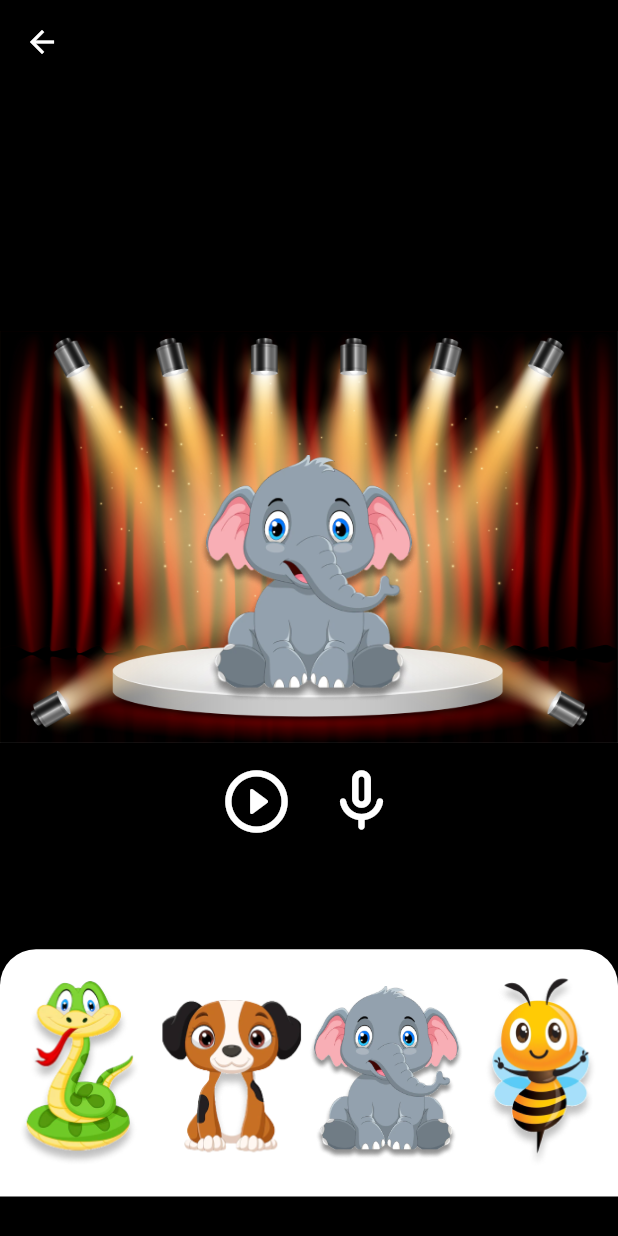
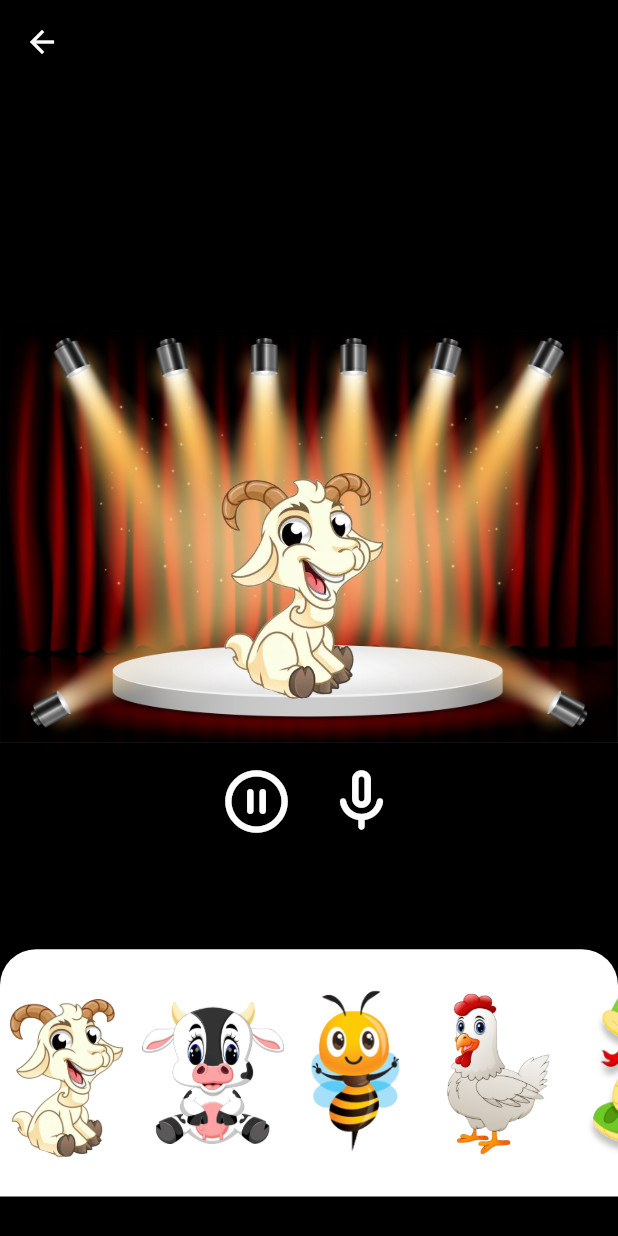
Before and after one commit to WemersonDamasceno/Jogo-Da-Memoria, a Flutter app: the JogoDaImitacaoPage screen opened directly, after a tap on the "play circle outline" icon, on a phone screen of 412 x 824 dp. Run offline on Flutter 3.47's test engine with Material 2 defaults, Android fonts, the light colour scheme and no system bars; our stand-ins replace audioplayers.

Commit message:
Finalizado o jogo da imitacao

```diff
--- /dev/null
+++ b/lib/jogo da imitacao/models/animal_item_model.dart
@@ -0,0 +1,9 @@
+class AnimalItemModel {
+  String pathImage;
+  String som;
+
+  AnimalItemModel({
+    required this.pathImage,
+    required this.som,
+  });
+}
--- a/lib/jogo da imitacao/pages/jogo_da_imitacao_page.dart
+++ b/lib/jogo da imitacao/pages/jogo_da_imitacao_page.dart
@@ -1,4 +1,7 @@
+import 'package:audioplayers/audioplayers.dart';
 import 'package:flutter/material.dart';
+import 'package:jogo_da_memoria/jogo%20da%20imitacao/models/animal_item_model.dart';
+import 'package:jogo_da_memoria/jogo%20da%20imitacao/pages/widgets/animal_item_widget.dart';
 
 class JogoDaImitacaoPage extends StatefulWidget {
   const JogoDaImitacaoPage({Key? key}) : super(key: key);
@@ -8,7 +11,62 @@ class JogoDaImitacaoPage extends StatefulWidget {
 }
 
 class _JogoDaImitacaoPageState extends State<JogoDaImitacaoPage> {
-  String animalFoco = "assets/images/jogo_imitacao/elefante.png";
+  bool playing = false;
+  late AudioPlayer _player;
+  late AudioCache cache;
+  IconData iconPlay = Icons.play_circle_outline_rounded;
+
+  AnimalItemModel animalFoco = AnimalItemModel(
+    pathImage: "assets/images/jogo_imitacao/animais/cabra.png",
+    som: "cabra",
+  );
+
+  @override
+  void initState() {
+    super.initState();
+    _player = AudioPlayer();
+    cache = AudioCache(fixedPlayer: _player);
+  }
+
+  escolhaAnimalReproduzirFonema(String animalSom) {
+    switch (animalSom) {
+      case "vaca":
+        tocarSom("fonema_m.mp3");
+        break;
+      case "cobra":
+        tocarSom("fonema_s.mp3");
+        break;
+      case "abelha":
+        tocarSom("fonema_z.mp3");
+        break;
+      case "cabra":
+        tocarSom("fonema_m2.mp3");
+        break;
+      case "galinha":
+        tocarSom("fonema_p.mp3");
+        break;
+    }
+  }
+
+  tocarSom(String fonemaEscolhido) {
+    setState(() {
+      if (!playing) {
+        iconPlay = Icons.pause_circle_outline_rounded;
+        cache.play("images/jogo_imitacao/audios/$fonemaEscolhido");
+        playing = true;
+        Future.delayed(Duration(milliseconds: 2500)).then((value) {
+          setState(() {
+            iconPlay = Icons.play_circle_outline_rounded;
+            playing = false;
+          });
+        });
+      } else {
+        iconPlay = Icons.play_circle_outline_rounded;
+        _player.pause();
+        playing = false;
+      }
+    });
+  }
 
   @override
   Widget build(BuildContext context) {
@@ -19,7 +77,6 @@ class _JogoDaImitacaoPageState extends State<JogoDaImitacaoPage> {
       appBar: AppBar(
         centerTitle: true,
         backgroundColor: Colors.transparent,
-        title: Text(""),
       ),
       body: Stack(
         children: [
@@ -35,10 +92,7 @@ class _JogoDaImitacaoPageState extends State<JogoDaImitacaoPage> {
             left: 0,
             child: SizedBox(
               height: height * 0.2,
-              child: Hero(
-                tag: "animal_foco",
-                child: Image.asset(animalFoco),
-              ),
+              child: Image.asset(animalFoco.pathImage),
             ),
           ),
           Positioned(
@@ -49,9 +103,11 @@ class _JogoDaImitacaoPageState extends State<JogoDaImitacaoPage> {
                 mainAxisAlignment: MainAxisAlignment.center,
                 children: [
                   InkWell(
-                    onTap: () {},
+                    onTap: () {
+                      escolhaAnimalReproduzirFonema(animalFoco.som);
+                    },
                     child: Icon(
-                      Icons.play_circle_outline_rounded,
+                      iconPlay,
                       color: Colors.white,
                       size: 50,
                     ),
@@ -81,55 +137,64 @@ class _JogoDaImitacaoPageState extends State<JogoDaImitacaoPage> {
               ),
               height: height * 0.2,
               width: width,
-              child: Row(
-                crossAxisAlignment: CrossAxisAlignment.center,
+              child: ListView(
+                scrollDirection: Axis.horizontal,
                 children: [
-                  InkWell(
-                    onTap: () {
+                  AnimalItemWidget(
+                    onPressed: () {
                       setState(() {
-                        animalFoco = "assets/images/jogo_imitacao/cobra.png";
+                        animalFoco.pathImage =
+                            "assets/images/jogo_imitacao/animais/cabra.png";
+                        animalFoco.som = "cabra";
                       });
                     },
-                    child: Image.asset(
-                      "assets/images/jogo_imitacao/cobra.png",
-                      width: width * 0.25,
-                    ),
+                    pathImage: "assets/images/jogo_imitacao/animais/cabra.png",
+                    padding: 0,
                   ),
-                  InkWell(
-                    onTap: () {
+                  AnimalItemWidget(
+                    onPressed: () {
                       setState(() {
-                        animalFoco = "assets/images/jogo_imitacao/cachorro.png";
+                        animalFoco.pathImage =
+                            "assets/images/jogo_imitacao/animais/vaca.png";
+                        animalFoco.som = "vaca";
                       });
                     },
-                    child: Padding(
-                      padding: const EdgeInsets.only(top: 15.0),
-                      child: Image.asset(
-                        "assets/images/jogo_imitacao/cachorro.png",
-                        width: width * 0.25,
-                      ),
-                    ),
+                    padding: 0,
+                    pathImage: "assets/images/jogo_imitacao/animais/vaca.png",
                   ),
-                  InkWell(
-                    onTap: () {
+                  AnimalItemWidget(
+                    onPressed: () {
                       setState(() {
-                        animalFoco = "assets/images/jogo_imitacao/elefante.png";
+                        animalFoco.pathImage =
+                            "assets/images/jogo_imitacao/animais/abelha.png";
+                        animalFoco.som = "abelha";
                       });
                     },
-                    child: Image.asset(
-                      "assets/images/jogo_imitacao/elefante.png",
-                      width: width * 0.25,
-                    ),
+                    padding: 0,
+                    pathImage: "assets/images/jogo_imitacao/animais/abelha.png",
                   ),
-                  InkWell(
-                    onTap: () {
+                  AnimalItemWidget(
+                    onPressed: () {
                       setState(() {
-                        animalFoco = "assets/images/jogo_imitacao/abelha.png";
+                        animalFoco.pathImage =
+                            "assets/images/jogo_imitacao/animais/galinha.png";
+                        animalFoco.som = "galinha";
                       });
                     },
-                    child: Image.asset(
-                      "assets/images/jogo_imitacao/abelha.png",
-                      width: width * 0.25,
-                    ),
+                    padding: 0,
+                    pathImage:
+                        "assets/images/jogo_imitacao/animais/galinha.png",
+                  ),
+                  AnimalItemWidget(
+                    onPressed: () {
+                      setState(() {
+                        animalFoco.pathImage =
+                            "assets/images/jogo_imitacao/animais/cobra.png";
+                        animalFoco.som = "cobra";
+                      });
+                    },
+                    padding: 0,
+                    pathImage: "assets/images/jogo_imitacao/animais/cobra.png",
                   ),
                 ],
               ),
--- /dev/null
+++ b/lib/jogo da imitacao/pages/widgets/animal_item_widget.dart
@@ -0,0 +1,28 @@
+import 'package:flutter/material.dart';
+
+class AnimalItemWidget extends StatelessWidget {
+  final String pathImage;
+  final double padding;
+  final Function() onPressed;
+  const AnimalItemWidget({
+    Key? key,
+    required this.onPressed,
+    required this.pathImage,
+    required this.padding,
+  }) : super(key: key);
+
+  @override
+  Widget build(BuildContext context) {
+    double width = MediaQuery.of(context).size.width;
+    return InkWell(
+      onTap: onPressed,
+      child: Padding(
+        padding: EdgeInsets.only(top: padding),
+        child: Image.asset(
+          pathImage,
+          width: width * 0.23,
+        ),
+      ),
+    );
+  }
+}
--- a/pubspec.yaml
+++ b/pubspec.yaml
@@ -16,6 +16,7 @@ dependencies:
   cupertino_icons: ^1.0.2
   mobx: ^2.0.6+1
   flutter_mobx: ^2.0.4
+  audioplayers: ^0.20.1
 
 dev_dependencies:
   flutter_test:
@@ -27,8 +28,12 @@ dev_dependencies:
 
 flutter:
   assets:
+    - assets/
     - assets/images/
     - assets/images/jogo_memoria/
     - assets/images/jogo_imitacao/
+    - assets/images/jogo_imitacao/animais/
+    - assets/images/jogo_imitacao/audios/
+
 
   uses-material-design: true
```
Also changed, not shown: assets/images/jogo_imitacao/abelha.png (deleted), assets/images/jogo_imitacao/animais/abelha.png (added), assets/images/jogo_imitacao/animais/cabra.png (added), assets/images/jogo_imitacao/animais/cobra.png (renamed from assets/images/jogo_imitacao/cobra.png), assets/images/jogo_imitacao/animais/galinha.png (added), assets/images/jogo_imitacao/animais/vaca.png (added), assets/images/jogo_imitacao/cachorro.png (deleted), assets/images/jogo_imitacao/elefante.png (deleted), 6 other files.
